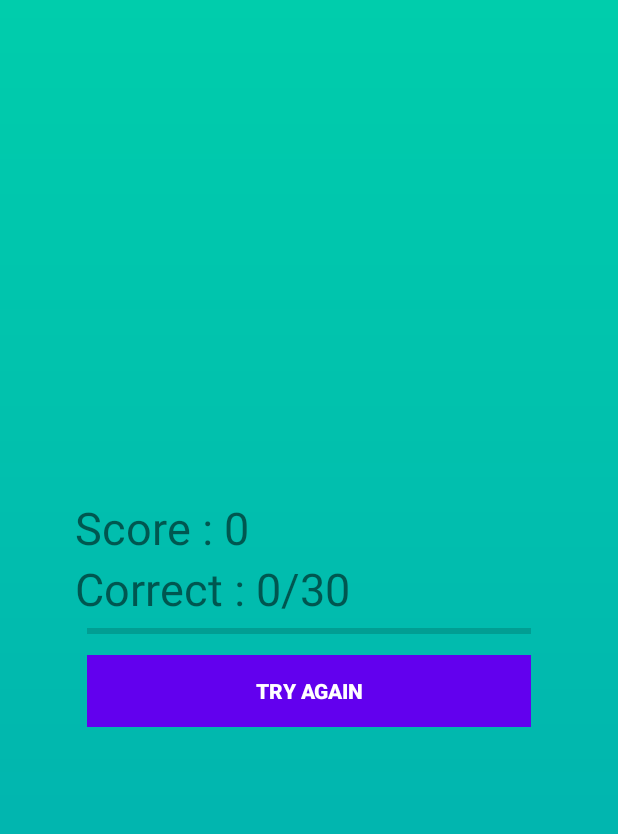
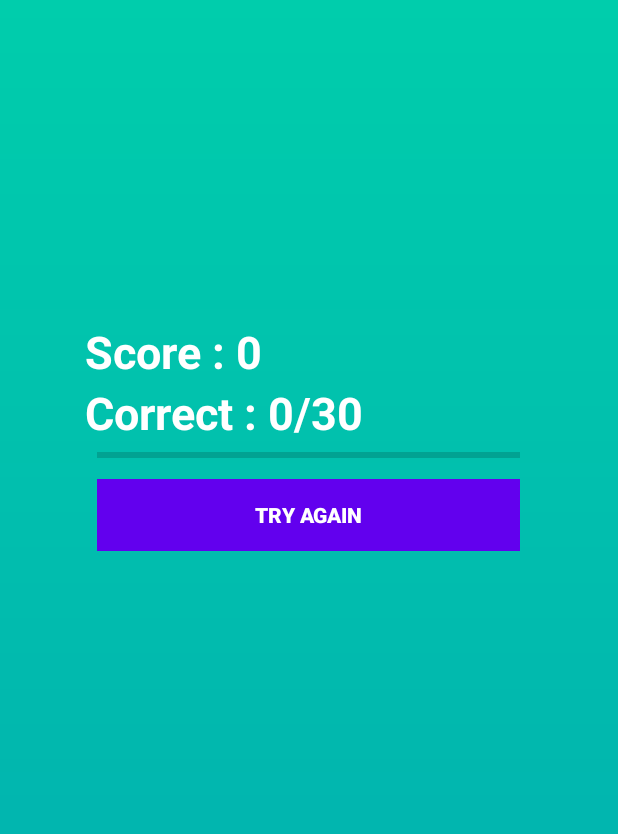
Before and after one commit to taydee1/CECS453-Final-Project, an Android app: the ResultsActivity screen opened directly, with no data from a screen before it, on a phone screen of 412 x 824 dp. Shown: the top 834 px of the screen. Run offline under Robolectric (Android 15) with nearby library versions, the phone set to English and light mode, and no system bars; our stand-ins replace Firebase (no records; nobody signed in at launch, a user with empty details on screens opened directly); Roboto replaces fonts that are not available here.

```diff
--- a/FinalProject/app/src/main/java/com/example/android/finalproject/Controller/Quiz.java
+++ b/FinalProject/app/src/main/java/com/example/android/finalproject/Controller/Quiz.java
@@ -17,8 +17,8 @@ import com.google.firebase.database.FirebaseDatabase;
 
 public class Quiz extends AppCompatActivity implements View.OnClickListener {
 
-    final static long INTERVAL = 2000;
-    final static long TIMEOUT = 8000;
+    final static long INTERVAL = 1000;
+    final static long TIMEOUT = 7000;
     int progressValue = 0;
 
     CountDownTimer mCountDown;
--- a/FinalProject/app/src/main/res/layout/activity_results.xml
+++ b/FinalProject/app/src/main/res/layout/activity_results.xml
@@ -9,39 +9,49 @@
 
 
     <RelativeLayout
+        android:layout_width="338dp"
+        android:layout_height="436dp"
         android:layout_centerInParent="true"
-        android:layout_margin="30dp"
-        android:padding="20dp"
-        android:layout_width="match_parent"
-        android:layout_height="wrap_content"
+        android:layout_marginStart="30dp"
 
-        >
+        android:layout_marginLeft="30dp"
+        android:layout_marginTop="30dp"
+        android:layout_marginEnd="30dp"
+        android:layout_marginRight="30dp"
+        android:layout_marginBottom="30dp"
+        android:padding="20dp">
+
         <LinearLayout
-            android:orientation="vertical"
             android:id="@+id/btnGroup"
             android:layout_width="match_parent"
-            android:layout_height="wrap_content">
+            android:layout_height="wrap_content"
+            android:orientation="vertical">
 
             <TextView
                 android:id="@+id/txtTotalScore"
+                android:layout_width="wrap_content"
+                android:layout_height="wrap_content"
+                android:textColor="@android:color/white"
                 android:text="Score : 0"
-                android:textSize="30sp"
-                android:layout_width="wrap_content"
-                android:layout_height="wrap_content" />
+                android:textStyle="bold"
+                android:textSize="30sp" />
+
             <TextView
                 android:id="@+id/txtTotalQuestion"
+                android:textColor="@android:color/white"
+                android:layout_width="wrap_content"
+                android:layout_height="wrap_content"
+                android:textStyle="bold"
                 android:text="Correct : 0/30"
-                android:textSize="30sp"
-                android:layout_width="wrap_content"
-                android:layout_height="wrap_content" />
+                android:textSize="30sp" />
 
             <ProgressBar
+                android:id="@+id/doneProgressBar"
                 style="@style/Widget.AppCompat.ProgressBar.Horizontal"
-                android:id="@+id/doneProgressBar"
+                android:layout_width="match_parent"
+                android:layout_height="wrap_content"
                 android:layout_marginLeft="8dp"
-                android:layout_marginRight="8dp"
-                android:layout_width="match_parent"
-                android:layout_height="wrap_content" />
+                android:layout_marginRight="8dp" />
 
             <Button
                 android:id="@+id/btnTryAgain"
```
Also changed, not shown: FinalProject/app/src/main/java/com/example/android/finalproject/Controller/Home.java (+7 -5 lines), FinalProject/app/src/main/res/drawable/rect_blue.xml (added, +10 -0 lines), FinalProject/app/src/main/res/layout/activity_quiz.xml (+8 -7 lines).
